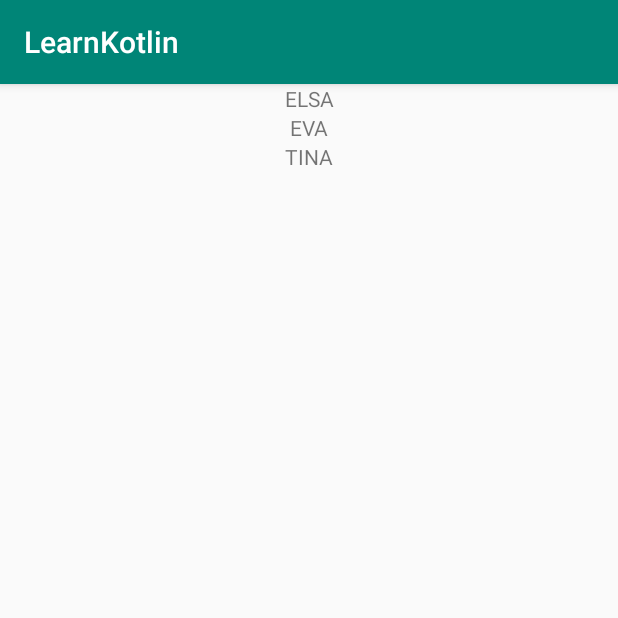
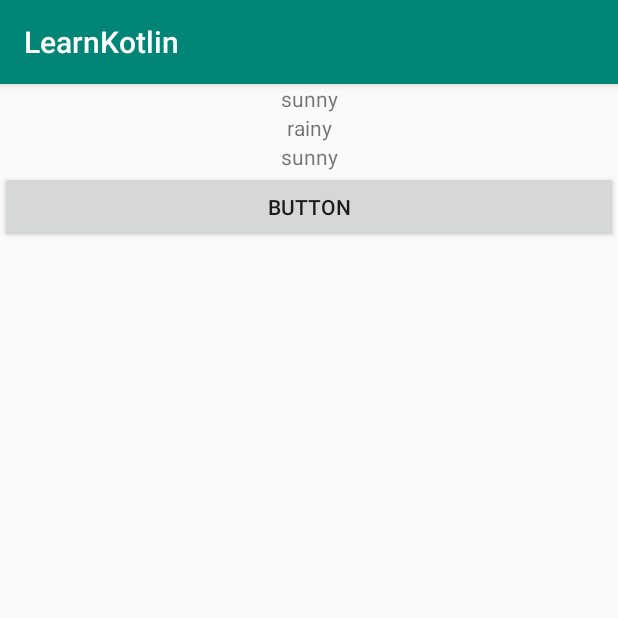
Before and after one commit to kaershushu/LearnKotlin, an Android app: the screen it shows after launch (MainActivity), on a phone screen of 412 x 824 dp, the top half of it. Run offline under Robolectric (Android 15) with nearby library versions, the phone set to English and light mode, and no system bars; libraries missing offline, so code that uses them is left out: com.orhanobut.logger; 1 statement that could not run was skipped.

Commit message:
加入API

```diff
--- a/app/build.gradle
+++ b/app/build.gradle
@@ -24,7 +24,7 @@ android {
 dependencies {
     implementation "org.jetbrains.anko:anko:$anko_version"
     implementation fileTree(include: ['*.jar'], dir: 'libs')
-    //noinspection GradleCompatible
+    implementation 'com.orhanobut:logger:2.2.0'
     implementation "org.jetbrains.kotlin:kotlin-stdlib-jdk8:$kotlin_version"
     //noinspection GradleCompatible
     implementation 'androidx.appcompat:appcompat:1.0.2'
--- a/app/src/main/AndroidManifest.xml
+++ b/app/src/main/AndroidManifest.xml
@@ -1,12 +1,15 @@
 <?xml version="1.0" encoding="utf-8"?>
 <manifest xmlns:android="http://schemas.android.com/apk/res/android"
     package="com.example.lw.learnkotlin">
+
+    <uses-permission android:name="android.permission.INTERNET"/>
 
     <application
         android:allowBackup="true"
         android:icon="@mipmap/ic_launcher"
         android:label="@string/app_name"
         android:roundIcon="@mipmap/ic_launcher_round"
+        android:name=".App"
         android:supportsRtl="true"
         android:theme="@style/AppTheme">
         <activity android:name=".MainActivity">
--- /dev/null
+++ b/app/src/main/java/com/example/lw/learnkotlin/App.java
@@ -0,0 +1,20 @@
+package com.example.lw.learnkotlin;
+
+import com.orhanobut.logger.AndroidLogAdapter;
+import com.orhanobut.logger.Logger;
+
+import android.app.Application;
+
+/**
+ * Created on 2018/11/23.
+ *
+ * @author Alan
+ */
+public class App extends Application {
+
+    @Override
+    public void onCreate() {
+        super.onCreate();
+        Logger.addLogAdapter(new AndroidLogAdapter());
+    }
+}
--- a/app/src/main/java/com/example/lw/learnkotlin/ForecastListAdapter.kt
+++ b/app/src/main/java/com/example/lw/learnkotlin/ForecastListAdapter.kt
@@ -10,7 +10,7 @@ import androidx.recyclerview.widget.RecyclerView
  * Created on 2018/11/22.
  * @author Alan
  */
-class ForecastListAdapter(private val arrays: List<Person>) : RecyclerView.Adapter<ForecastListAdapter.VH>() {
+class ForecastListAdapter(private val arrays: List<Weather>) : RecyclerView.Adapter<ForecastListAdapter.VH>() {
     override fun onBindViewHolder(p0: VH, p1: Int) {
         p0.tv.text = arrays[p1].name
     }
--- a/app/src/main/java/com/example/lw/learnkotlin/MainActivity.kt
+++ b/app/src/main/java/com/example/lw/learnkotlin/MainActivity.kt
@@ -1,39 +1,61 @@
 package com.example.lw.learnkotlin
 
+import android.content.Context
 import android.os.Bundle
+import android.widget.Button
 import androidx.appcompat.app.AppCompatActivity
 import androidx.recyclerview.widget.LinearLayoutManager
 import androidx.recyclerview.widget.RecyclerView
+import org.jetbrains.anko.find
+import android.widget.Toast
+import com.example.lw.learnkotlin.request.LocalStrategy
+import com.example.lw.learnkotlin.request.OpenWeatherMapStrategy
+import com.example.lw.learnkotlin.request.RequestImpl
+import com.orhanobut.logger.Logger
+import org.jetbrains.anko.doAsyncResult
+import org.jetbrains.anko.uiThread
+import java.util.*
 
 class MainActivity : AppCompatActivity() {
 
-    private val items: ArrayList<Person> = ArrayList()
+    private val mItems: ArrayList<Weather> = ArrayList()
 
     override fun onCreate(savedInstanceState: Bundle?) {
         super.onCreate(savedInstanceState)
         setContentView(R.layout.activity_main)
 
         // as 用于转型
-        val recycler = findViewById(R.id.recycler) as RecyclerView
+        val recycler = findViewById<RecyclerView>(R.id.recycler)
+        val button = find<Button>(R.id.btn)
+
+        button.setOnClickListener {
+            doAsyncResult{
+                val json = RequestImpl().request(LocalStrategy())
+                Logger.d(json)
+                uiThread {
+                    toast("request performed")
+                }
+            }
+        }
 
         recycler.layoutManager = LinearLayoutManager(this)
 
-        val p1 = Person()
-        val p2 = Person()
-        val p3 = Person()
+        val p1 = Weather(Date(), 22.0f,"sunny")
+        val p2 = Weather(Date(), 16f, "rainy")
+        val p3 = Weather(Date(), 23f,"sunny")
 
-        p1.name = "elsa"
-        p2.name = "eva"
-        p3.name = "tina"
+        mItems.add(p1)
+        mItems.add(p2)
+        mItems.add(p3)
 
-
-        items.add(p1)
-        items.add(p2)
-        items.add(p3)
-
-        val adapter = ForecastListAdapter(items)
+        val adapter = ForecastListAdapter(mItems)
 
         recycler.adapter = adapter
 
     }
+
+    private fun Context.toast(msg:String){
+        Toast.makeText(this,msg,Toast.LENGTH_SHORT).show()
+    }
+
 }
--- a/app/src/main/java/com/example/lw/learnkotlin/Person.kt
+++ /dev/null
@@ -1,13 +0,0 @@
-package com.example.lw.learnkotlin
-
-/**
- * Created on 2018/11/23.
- * @author Alan
- */
-class Person {
-    var name:String = ""
-        get() = field.toUpperCase()
-        set(value) {
-            field = value.toLowerCase()
-        }
-}
--- /dev/null
+++ b/app/src/main/java/com/example/lw/learnkotlin/Weather.kt
@@ -0,0 +1,9 @@
+package com.example.lw.learnkotlin
+
+import java.util.*
+
+/**
+ * Created on 2018/11/23.
+ * @author Alan
+ */
+data class Weather(val date:Date, val temperature: Float, val name: String)
--- a/app/src/main/res/layout/activity_main.xml
+++ b/app/src/main/res/layout/activity_main.xml
@@ -10,6 +10,15 @@
     <androidx.recyclerview.widget.RecyclerView
         android:id="@+id/recycler"
         android:layout_width="match_parent"
-        android:layout_height="wrap_content"/>
+        android:layout_height="wrap_content" />
+
+    <Button
+        android:id="@+id/btn"
+        android:layout_width="match_parent"
+        android:layout_height="wrap_content"
+        android:layout_gravity="right"
+        android:gravity="center"
+        android:text="button"
+        app:layout_constraintTop_toBottomOf="@+id/recycler" />
 
 </androidx.constraintlayout.widget.ConstraintLayout>
--- a/app/src/main/res/layout/layout_adapter.xml
+++ b/app/src/main/res/layout/layout_adapter.xml
@@ -10,4 +10,6 @@
             android:gravity="center"
             />
 
+
+
 </androidx.constraintlayout.widget.ConstraintLayout>
```
Also changed, not shown: app/src/main/java/com/example/lw/learnkotlin/date/ResponseClasses.kt (added, +8 -0 lines), app/src/main/java/com/example/lw/learnkotlin/request/LocalStrategy.kt (added, +15 -0 lines), app/src/main/java/com/example/lw/learnkotlin/request/OpenWeatherMapStrategy.kt (added, +16 -0 lines), app/src/main/java/com/example/lw/learnkotlin/request/Request.kt (added, +9 -0 lines), app/src/main/java/com/example/lw/learnkotlin/request/RequestImpl.kt (added, +9 -0 lines), app/src/main/java/com/example/lw/learnkotlin/request/RequestStrategy.kt (added, +9 -0 lines).
